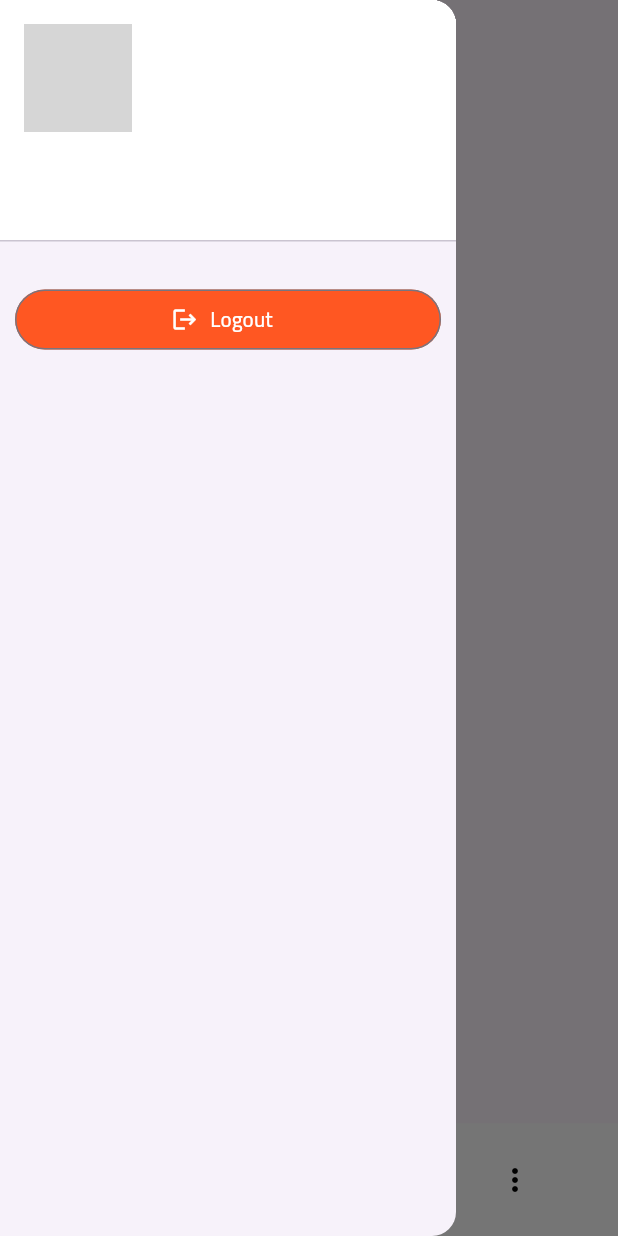
After one commit to mon2072003/myVisitorAdmin, a Flutter app: the HomeScreen screen opened by its route, with the side drawer open, on a phone screen of 412 x 824 dp. The commit adds this screen. Run offline on Flutter 3.47's test engine with Material 3 defaults, Android fonts, the phone set to English and light mode, and no system bars; drawn by our look-alikes of curved_navigation_bar; our stand-ins replace bloc, cloud_firestore, firebase_auth, firebase_core, firebase_messaging, flutter_bloc and 4 more; accounts and stored records are empty; network calls fail; project files that could hold a hidden picture were left out; grey boxes are pictures that could not be loaded.

Commit message:
made contacts page

```diff
--- a/analysis_options.yaml
+++ b/analysis_options.yaml
@@ -10,6 +10,7 @@
 analyzer:
   errors:
     use_build_context_synchronously: ignore
+    must_be_immutable: ignore
 include: package:flutter_lints/flutter.yaml
 
 linter:
--- a/lib/main.dart
+++ b/lib/main.dart
@@ -21,7 +21,7 @@ class MyVisitorAdmin extends StatelessWidget {
     return MaterialApp(
       debugShowCheckedModeBanner: false,
       title: 'My Visitor Admin',
-      themeMode: ThemeMode.light,
+      themeMode: ThemeMode.system,
       darkTheme: ThemeData.dark(),
       theme: ThemeData(
         primarySwatch: Colors.blue,
--- /dev/null
+++ b/lib/model/contacts/contacts_model.dart
@@ -0,0 +1,32 @@
+class ContactsModel {
+  String? email;
+  String? name;
+  String? phoneNumber;
+  String? profileImageUrl;
+
+  ContactsModel({
+    required this.email,
+    required this.name,
+    required this.phoneNumber,
+    required this.profileImageUrl,
+  });
+
+  ContactsModel.fromList(Map<String, dynamic> snapshot) {
+    email = snapshot['email'] ?? "not available";
+    name = snapshot['name'] ?? "not available";
+    phoneNumber = snapshot['phoneNumber'] ?? "not available";
+    profileImageUrl =
+        snapshot['profileImageUrl'] != "assets/images/defualt_profile.png"
+            ? snapshot['profileImageUrl'] ?? "https://th.bing.com/th/id/OIP.yNEIwvAlvp4q71Mfj0NZaQHaHa?cb=iwc1&rs=1&pid=ImgDetMain"
+            : "https://th.bing.com/th/id/OIP.yNEIwvAlvp4q71Mfj0NZaQHaHa?cb=iwc1&rs=1&pid=ImgDetMain";
+  }
+
+  Map<String, dynamic> toList() {
+    return {
+      'email': email,
+      'name': name,
+      'phoneNumber': phoneNumber,
+      'profileImageUrl': profileImageUrl,
+    };
+  }
+}
--- /dev/null
+++ b/lib/view-model/home/contacts_cubit/contacts_cubit.dart
@@ -0,0 +1,16 @@
+import 'package:flutter_bloc/flutter_bloc.dart';
+import 'package:my_visitor_admin/model/contacts/contacts_model.dart';
+import 'package:my_visitor_admin/services/contacts/contacts.dart';
+
+part 'contacts_state.dart';
+
+class ContactsCubit extends Cubit<ContactsState> {
+  ContactsCubit() : super(ContactsInitial());
+  ContactsAPI contactsAPI = ContactsAPI();
+  List<ContactsModel> contacts = [];
+  void getContacts() async {
+    // Simulate loading contacts from a database or API
+    contacts = await contactsAPI.getContacts();
+    emit(ContactsLoaded(contacts: contacts));
+  }
+}
--- /dev/null
+++ b/lib/view-model/home/contacts_cubit/contacts_state.dart
@@ -0,0 +1,13 @@
+part of 'contacts_cubit.dart';
+
+sealed class ContactsState {
+  List<ContactsModel> contacts = [];
+  ContactsState({required this.contacts});
+}
+
+final class ContactsInitial extends ContactsState {
+  ContactsInitial() : super(contacts: []);
+}
+final class ContactsLoaded extends ContactsState {
+  ContactsLoaded({required super.contacts});
+}
--- /dev/null
+++ b/lib/view-model/home/navigator_cubit/navigator_state.dart
@@ -0,0 +1,14 @@
+part of 'navigator_cubit.dart';
+
+sealed class NavigatorStates {
+  int currentIndex;
+  NavigatorStates({required this.currentIndex});
+}
+
+final class NavigatorInitial extends NavigatorStates {
+  NavigatorInitial() : super(currentIndex: 0);
+}
+
+final class NavigatorChangeState extends NavigatorStates {
+  NavigatorChangeState({required super.currentIndex});
+}
--- a/lib/view/auth/login_screen.dart
+++ b/lib/view/auth/login_screen.dart
@@ -114,7 +114,7 @@ class LoginScreen extends StatelessWidget {
               children: [
                 const Text(
                   'Forgot Password?',
-                  style: TextStyle(color: Colors.black),
+                  // style: TextStyle(color: Colors.black),
                 ),
                 TextButton(
                   onPressed: () {
--- /dev/null
+++ b/lib/view/home/contacts/contact_screen.dart
@@ -0,0 +1,57 @@
+import 'package:flutter/material.dart';
+import 'package:flutter_bloc/flutter_bloc.dart';
+import 'package:my_visitor_admin/view-model/home/contacts_cubit/contacts_cubit.dart';
+import 'package:my_visitor_admin/view/home/contacts/contact_info/contact_info.dart';
+
+class ContactScreen extends StatelessWidget {
+  const ContactScreen({super.key});
+
+  @override
+  Widget build(BuildContext context) {
+    return BlocProvider(
+      create: (context) => ContactsCubit(),
+      child: Scaffold(
+      body: BlocBuilder<ContactsCubit, ContactsState>(
+        builder: (context, state) {
+        BlocProvider.of<ContactsCubit>(context).getContacts();
+        return ListView.builder(
+          padding: const EdgeInsets.symmetric(horizontal: 10),
+          itemCount: state.contacts.length,
+          itemBuilder: (context, index) {
+            return Card(
+              elevation: 0,
+              child: ListTile(
+                leading: ClipRRect(
+                  borderRadius: BorderRadius.circular(50),
+                  child: Image.network(
+                    state.contacts[index].profileImageUrl!,
+                    fit: BoxFit.fill,
+                    width: 40,
+                    height: 40,
+                    errorBuilder: (context, error, stackTrace) =>
+                        const Icon(Icons.account_circle_outlined,size: 40,color: Colors.deepOrange,),
+                  ),
+                ),
+                title: Text(state.contacts[index].name!),
+                subtitle: Text(state.contacts[index].email!),
+                trailing: IconButton(
+                  icon: Icon(Icons.arrow_forward_ios),
+                  color: Colors.deepOrange,
+                  onPressed: () {
+                    Navigator.push(context, MaterialPageRoute(
+                      builder: (context) => ContactInfo(
+                        contacts: state.contacts[index],
+                      ),
+                    ));
+                  },
+                ),
+              ),
+            );
+          },
+        );
+        },
+      ),
+      ),
+    );
+  }
+}
--- a/lib/view/home/home_screen.dart
+++ b/lib/view/home/home_screen.dart
@@ -1,17 +1,109 @@
+// ignore_for_file: must_be_immutable
+
+import 'package:curved_navigation_bar/curved_navigation_bar.dart';
 import 'package:flutter/material.dart';
+import 'package:flutter_bloc/flutter_bloc.dart';
 import 'package:my_visitor_admin/view-model/auth/auth_view_model.dart';
+import 'package:my_visitor_admin/view-model/home/navigator_cubit/navigator_cubit.dart';
+import 'package:my_visitor_admin/view/home/contacts/contact_screen.dart';
+import 'package:my_visitor_admin/view/home/dashboard/dashboard_screen.dart';
+import 'package:my_visitor_admin/view/home/settings/settings_screen.dart';
 
 class HomeScreen extends StatelessWidget {
   AuthViewModel authViewModel = AuthViewModel();
+  List<Widget> screens = [ContactScreen(), DashboardScreen(), SettingsScreen()];
   HomeScreen({super.key});
 
   @override
   Widget build(BuildContext context) {
-    return Scaffold(
-      body: Center(
-        child: ElevatedButton(
-          onPressed:() => authViewModel.logout(),
-          child: const Text('Logout'),
+    return BlocProvider(
+      create: (context) => NavigatorCubit(),
+      child: Scaffold(
+        drawer: Drawer(
+          child: ListView(
+            children: [
+              UserAccountsDrawerHeader(
+                accountName: Text(
+                  authViewModel.auth.currentUser!.displayName ?? "",
+                  style: TextStyle(color: Colors.black),
+                ),
+                accountEmail: Text(
+                  authViewModel.auth.currentUser!.email ?? "",
+                  style: TextStyle(color: Colors.black),
+                ),
+                currentAccountPicture: CircleAvatar(
+                  backgroundImage: NetworkImage(
+                    authViewModel.auth.currentUser!.photoURL ??
+                        "https://th.bing.com/th/id/OIP.yNEIwvAlvp4q71Mfj0NZaQHaHa?cb=iwc1&rs=1&pid=ImgDetMain",
+                  ),
+                ),
+                decoration: BoxDecoration(color: Colors.white),
+              ),
+              SizedBox(
+                height: 20,
+              ),
+              Padding(
+                padding: const EdgeInsets.symmetric(horizontal: 10),
+                child: OutlinedButton.icon(
+                  label: Text("Logout"),
+                  onPressed: () async {
+                    await authViewModel.logout();
+                    Navigator.pushNamedAndRemoveUntil(
+                      context,
+                      '/login',
+                      (route) => false,
+                    );
+                  },
+                  style: OutlinedButton.styleFrom(
+                    backgroundColor: Colors.deepOrange,
+                    foregroundColor: Colors.white,
+                    shape: RoundedRectangleBorder(
+                      borderRadius: BorderRadius.circular(20),
+                    ),
+                  ),
+                  icon: Icon(Icons.logout),
+                ),
+              ),
+            ],
+          ),
+        ),
+        appBar: AppBar(
+          title: Image.asset('images/home_logo.png'),
+          centerTitle: true,
+        ),
+        bottomNavigationBar: BlocBuilder<NavigatorCubit, NavigatorStates>(
+          builder: (context, state) {
+            return CurvedNavigationBar(
+              backgroundColor: Colors.transparent,
+              color: Colors.white,
+              items: const [
+                Icon(
+                  Icons.people_outline,
+                  color: Colors.black,
+                  semanticLabel: 'Contacts',
+                ),
+                Icon(
+                  Icons.manage_accounts_outlined,
+                  color: Colors.black,
+                  semanticLabel: 'Dashboard',
+                ),
+                Icon(
+                  Icons.more_vert_outlined,
+                  color: Colors.black,
+                  semanticLabel: 'Settings',
+                ),
+              ],
+              onTap: (index) {
+                BlocProvider.of<NavigatorCubit>(context).changeIndex(index);
+              },
+            );
+          },
+        ),
+        backgroundColor: Colors.transparent,
+        body: BlocBuilder<NavigatorCubit, NavigatorStates>(
+          builder: (context, state) {
+            return screens[state.currentIndex];
+          },
         ),
       ),
     );
--- a/pubspec.yaml
+++ b/pubspec.yaml
@@ -30,6 +30,7 @@ environment:
 dependencies:
   cloud_firestore: ^5.6.7
   cupertino_icons: ^1.0.8
+  curved_navigation_bar: ^1.0.6
   firebase_auth: ^5.5.3
   firebase_core: ^3.13.0
   firebase_messaging: ^15.2.5
```
Also changed, not shown: lib/services/contacts/contacts.dart (added, +20 -0 lines), lib/view-model/home/navigator_cubit/navigator_cubit.dart (added, +16 -0 lines), lib/view/home/contacts/contact_info/contact_info.dart (added, +66 -0 lines), lib/view/home/dashboard/dashboard_screen.dart (added, +16 -0 lines), lib/view/home/settings/settings_screen.dart (added, +16 -0 lines), images/home_logo.png (added), images/society.json (renamed from images/eye.json), pubspec.lock.
